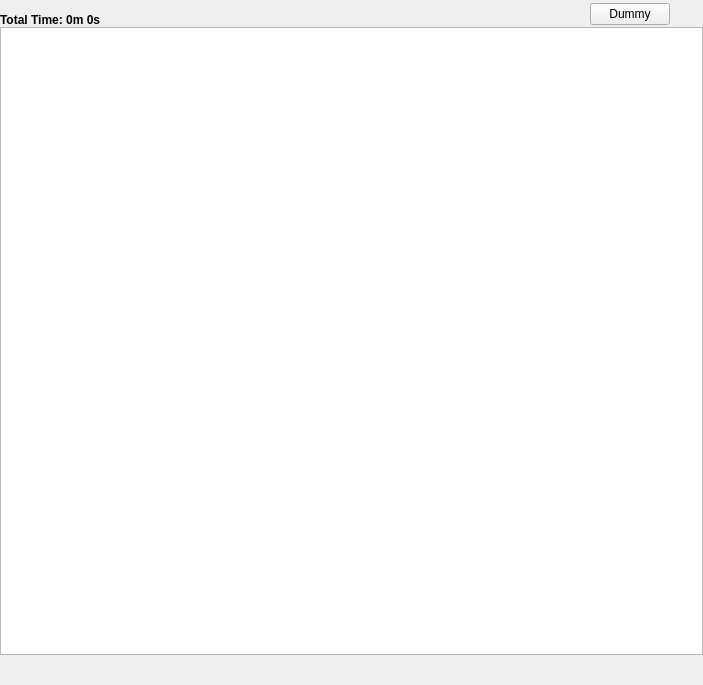
Above: trunk/GUI/playlist/GUI_Playlist.ui from shahid334/sayonara-player before the change. Below: the same form after it.
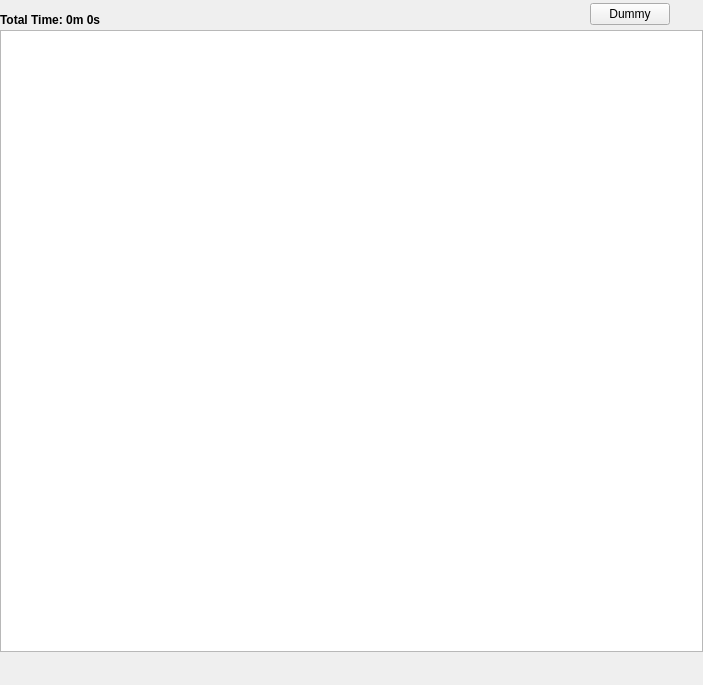
That is the form after the change. Icons and pictures are not drawn. Custom widgets are drawn as their Qt base class.

Patch:
```diff
--- a/trunk/GUI/playlist/GUI_Playlist.ui
+++ b/trunk/GUI/playlist/GUI_Playlist.ui
@@ -50,12 +50,9 @@
    <property name="bottomMargin">
     <number>0</number>
    </property>
-   <property name="horizontalSpacing">
+   <property name="spacing">
     <number>3</number>
    </property>
-   <property name="verticalSpacing">
-    <number>0</number>
-   </property>
    <item row="0" column="0" colspan="6">
     <widget class="QLabel" name="lab_totalTime">
      <property name="minimumSize">
```
